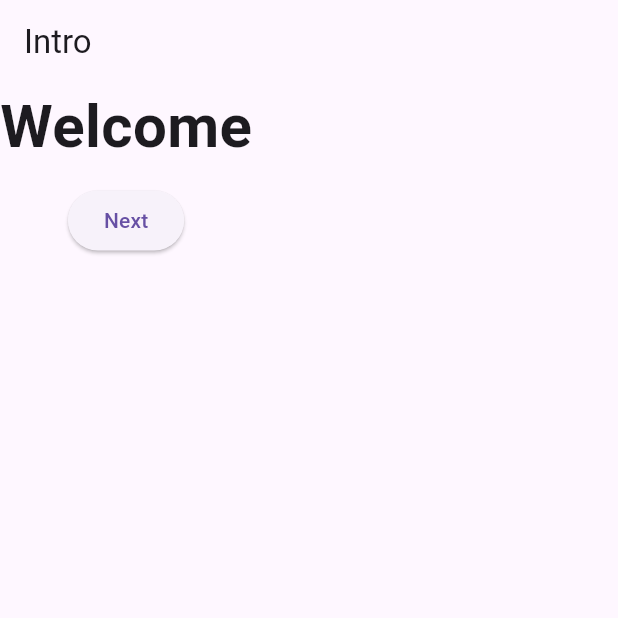
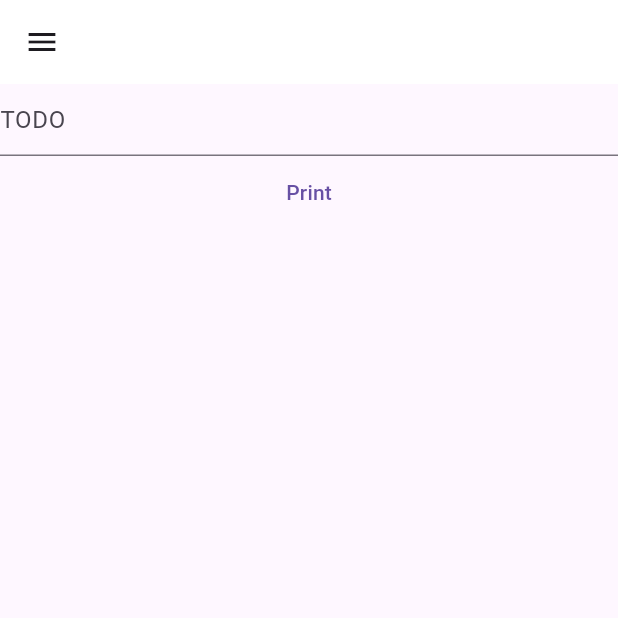
Before and after one commit to SoyedFajol/Todo-App, a Flutter app: the screen it shows after launch, on a phone screen of 412 x 824 dp, the top half of it. Run offline on Flutter 3.47's test engine with Material 3 defaults, Android fonts, the phone set to English and light mode, and no system bars.

Commit message:
Text Field

```diff
--- a/myfirstproject_todo_app/lib/core/app.dart
+++ b/myfirstproject_todo_app/lib/core/app.dart
@@ -6,7 +6,7 @@ class App extends StatelessWidget {
 
   @override
   Widget build(BuildContext context) {
-    return const MaterialApp(
+    return MaterialApp(
       debugShowCheckedModeBanner: false,
       home: IntroPage(),
     );
--- a/myfirstproject_todo_app/lib/pages/IntroPage.dart
+++ b/myfirstproject_todo_app/lib/pages/IntroPage.dart
@@ -1,42 +1,40 @@
-// ignore: file_names
-// ignore: file_names
+import 'dart:developer';
+
 import 'package:flutter/material.dart';
-import 'package:myfirstproject_todo_app/pages/homepage.dart';
+import 'package:myfirstproject_todo_app/constants/colors.dart';
 
 class IntroPage extends StatelessWidget {
-  const IntroPage({super.key});
+  IntroPage({super.key});
 
-  get onPressed => null;
-
+  final userinput = TextEditingController();
   @override
   Widget build(BuildContext context) {
-    // TODO: implement build
     return Scaffold(
+      body: Center(
+        child: Column(
+          children: [
+            TextField(
+              controller: userinput,
+              decoration: const InputDecoration(hintText: "TODO"),
+            ),
+            TextButton(
+                onPressed: () {
+                  log(userinput.text);
+                  userinput.clear();
+                },
+                child: const Text("Print"))
+          ],
+        ),
+      ),
       appBar: AppBar(
-        title: const Text('Intro'),
-      ),
-      body: Column(
-        children: [
-          const Text(
-            'Welcome',
-            style: TextStyle(
-              fontSize: 40,
-              fontWeight: FontWeight.bold,
-            ),
-          ),
-          const SizedBox(
-            height: 10,
-          ),
-          ElevatedButton(
-              onPressed: () {
-                Navigator.push(
-                    context,
-                    MaterialPageRoute(
-                      builder: (context) => const HomePage(),
-                    ));
-              },
-              child: const Text('Next'))
-        ],
+        backgroundColor: tdBG,
+        title: const Row(
+          children: [
+            Icon(
+              Icons.menu,
+            )
+          ],
+        ),
       ),
     );
   }
--- a/myfirstproject_todo_app/lib/pages/homepage.dart
+++ b/myfirstproject_todo_app/lib/pages/homepage.dart
@@ -15,7 +15,7 @@ class HomePage extends StatelessWidget {
           Navigator.pop(
             context,
             MaterialPageRoute(
-              builder: (context) => const IntroPage(),
+              builder: (context) => IntroPage(),
             ),
           );
         },
```
Also changed, not shown: myfirstproject_todo_app/lib/constants/colors.dart (added, +7 -0 lines).
